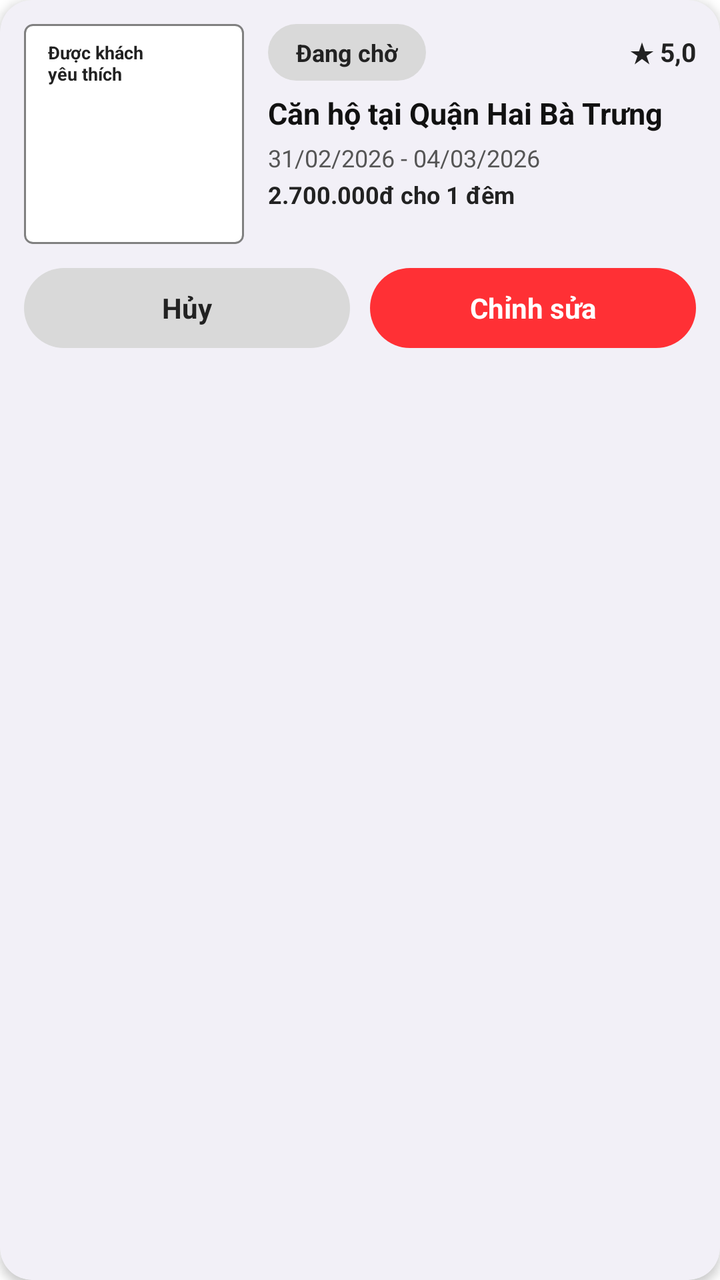
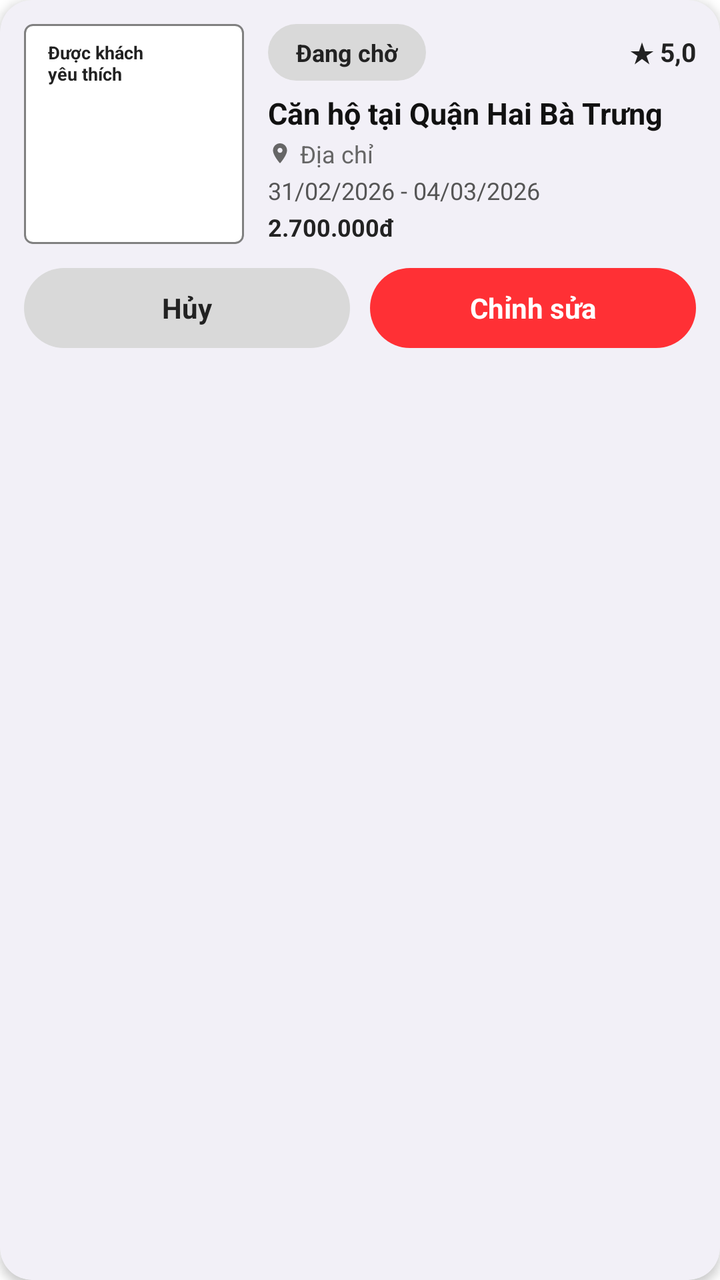

The first picture is an Android layout as it rendered before a commit; the second is the same layout after the commit. The layout source and the unified diff follow.
<!-- AndroidManifest.xml: application theme Theme.MobileProject -->
<!-- res/layout/item_request_card.xml -->
<?xml version="1.0" encoding="utf-8"?>
<com.google.android.material.card.MaterialCardView
    xmlns:android="http://schemas.android.com/apk/res/android"
    xmlns:app="http://schemas.android.com/apk/res-auto"
    xmlns:tools="http://schemas.android.com/tools"
    android:layout_width="match_parent"
    android:layout_height="wrap_content"
    android:layout_marginStart="16dp"
    android:layout_marginTop="8dp"
    android:layout_marginEnd="16dp"
    android:layout_marginBottom="8dp"
    app:cardBackgroundColor="#FFFFFF"
    app:cardCornerRadius="16dp"
    app:cardElevation="3dp"
    app:strokeWidth="0dp">

    <LinearLayout
        android:layout_width="match_parent"
        android:layout_height="wrap_content"
        android:orientation="vertical"
        android:padding="12dp">

        
        <LinearLayout
            android:layout_width="match_parent"
            android:layout_height="wrap_content"
            android:orientation="horizontal">

            
            <FrameLayout
                android:layout_width="110dp"
                android:layout_height="110dp">

                <com.google.android.material.imageview.ShapeableImageView
                    android:id="@+id/imgPostThumbnail"
                    android:layout_width="match_parent"
                    android:layout_height="match_parent"
                    android:scaleType="centerCrop"
                    android:src="@drawable/bg_blank_canvas"
                    app:shapeAppearanceOverlay="@style/ShapeAppearance.MaterialComponents.MediumComponent" />

                
                <TextView
                    android:id="@+id/txtBadgeFavorite"
                    android:layout_width="wrap_content"
                    android:layout_height="wrap_content"
                    android:layout_gravity="top|start"
                    android:layout_margin="6dp"
                    android:background="#D9FFFFFF"
                    android:paddingHorizontal="6dp"
                    android:paddingVertical="2dp"
                    android:text="Được khách\nyêu thích"
                    android:textColor="#222222"
                    android:textSize="9sp"
                    android:textStyle="bold"
                    android:visibility="visible" />

                
                <ImageView
                    android:id="@+id/btnHeart"
                    android:layout_width="24dp"
                    android:layout_height="24dp"
                    android:layout_gravity="top|end"
                    android:layout_margin="6dp"
                    android:src="@drawable/ic_heart_outline"
                    app:tint="#FFFFFF"
                    tools:ignore="ContentDescription" />

            </FrameLayout>

            
            <LinearLayout
                android:layout_width="0dp"
                android:layout_height="wrap_content"
                android:layout_weight="1"
                android:layout_marginStart="12dp"
                android:orientation="vertical">

                
                <RelativeLayout
                    android:layout_width="match_parent"
                    android:layout_height="wrap_content">

                    <TextView
                        android:id="@+id/txtStatusBadge"
                        android:layout_width="wrap_content"
                        android:layout_height="wrap_content"
                        android:layout_alignParentStart="true"
                        android:background="@drawable/bg_status_waiting"
                        android:text="Đang chờ"
                        android:textColor="#222222"
                        android:textSize="12sp"
                        android:textStyle="bold" />

                    <TextView
                        android:id="@+id/txtRating"
                        android:layout_width="wrap_content"
                        android:layout_height="wrap_content"
                        android:layout_alignParentEnd="true"
                        android:layout_centerVertical="true"
                        android:text="★ 5,0"
                        android:textColor="#222222"
                        android:textSize="13sp"
                        android:textStyle="bold" />

                </RelativeLayout>

                
                <TextView
                    android:id="@+id/txtPostTitle"
                    android:layout_width="match_parent"
                    android:layout_height="wrap_content"
                    android:layout_marginTop="6dp"
                    android:ellipsize="end"
                    android:maxLines="2"
                    android:text="Căn hộ tại Quận Hai Bà Trưng"
                    android:textColor="#111111"
                    android:textSize="15sp"
                    android:textStyle="bold" />

                
                <TextView
                    android:id="@+id/txtDates"
                    android:layout_width="match_parent"
                    android:layout_height="wrap_content"
                    android:layout_marginTop="4dp"
                    android:text="31/02/2026 - 04/03/2026"
                    android:textColor="#555555"
                    android:textSize="12sp" />

                
                <TextView
                    android:id="@+id/txtPriceOrPoints"
                    android:layout_width="match_parent"
                    android:layout_height="wrap_content"
                    android:layout_marginTop="2dp"
                    android:text="2.700.000đ cho 1 đêm"
                    android:textColor="#222222"
                    android:textSize="12sp"
                    android:textStyle="bold" />

            </LinearLayout>

        </LinearLayout>

        
        <LinearLayout
            android:id="@+id/layoutReceivedSubStats"
            android:layout_width="match_parent"
            android:layout_height="wrap_content"
            android:layout_marginTop="8dp"
            android:orientation="horizontal"
            android:visibility="gone">

            <TextView
                android:id="@+id/txtSubRequestsCount"
                android:layout_width="wrap_content"
                android:layout_height="wrap_content"
                android:text="0 yêu cầu"
                android:textColor="#1565C0"
                android:textSize="12sp"
                android:textStyle="bold" />

            <TextView
                android:id="@+id/txtRejectedCount"
                android:layout_width="wrap_content"
                android:layout_height="wrap_content"
                android:layout_marginStart="16dp"
                android:text="0 đã từ chối"
                android:textColor="#D32F2F"
                android:textSize="12sp"
                android:textStyle="bold" />

        </LinearLayout>

        
        <LinearLayout
            android:layout_width="match_parent"
            android:layout_height="wrap_content"
            android:layout_marginTop="12dp"
            android:orientation="horizontal">

            <TextView
                android:id="@+id/btnActionLeft"
                android:layout_width="0dp"
                android:layout_height="40dp"
                android:layout_weight="1"
                android:background="@drawable/bg_request_button_gray"
                android:clickable="true"
                android:focusable="true"
                android:gravity="center"
                android:text="Hủy"
                android:textColor="#222222"
                android:textSize="14sp"
                android:textStyle="bold" />

            <TextView
                android:id="@+id/btnActionRight"
                android:layout_width="0dp"
                android:layout_height="40dp"
                android:layout_weight="1"
                android:layout_marginStart="10dp"
                android:background="@drawable/bg_request_button_red"
                android:clickable="true"
                android:focusable="true"
                android:gravity="center"
                android:text="Chỉnh sửa"
                android:textColor="#FFFFFF"
                android:textSize="14sp"
                android:textStyle="bold" />

        </LinearLayout>

    </LinearLayout>

</com.google.android.material.card.MaterialCardView>
<!-- resources referenced by this layout -->
<resources>
  <!-- drawable bg_blank_canvas (drawable) -->
  <?xml version="1.0" encoding="utf-8"?>
  <shape xmlns:android="http://schemas.android.com/apk/res/android"
      android:shape="rectangle">
  
      
      <solid android:color="#FFFFFF" />
  
      
      <stroke
          android:width="1dp"
          android:color="#808080" />
  
      
      <corners android:radius="4dp" />
  
      
      <padding
          android:left="8dp"
          android:top="8dp"
          android:right="8dp"
          android:bottom="8dp" />
  
  </shape>
  <!-- drawable bg_request_button_gray (drawable) -->
  <?xml version="1.0" encoding="utf-8"?>
  <shape xmlns:android="http://schemas.android.com/apk/res/android"
      android:shape="rectangle">
  
      <solid android:color="#D9D9D9" />
  
      <corners android:radius="28dp" />
  
  </shape>
  <!-- drawable bg_request_button_red (drawable) -->
  <?xml version="1.0" encoding="utf-8"?>
  <shape xmlns:android="http://schemas.android.com/apk/res/android"
      android:shape="rectangle">
  
      <solid android:color="#FF3035" />
  
      <corners android:radius="28dp" />
  
  </shape>
  <!-- drawable bg_status_waiting (drawable) -->
  <?xml version="1.0" encoding="utf-8"?>
  <shape xmlns:android="http://schemas.android.com/apk/res/android"
      android:shape="rectangle">
  
      <solid android:color="#D9D9D9" />
  
      <corners android:radius="25dp" />
  
      <padding
          android:left="14dp"
          android:top="6dp"
          android:right="14dp"
          android:bottom="6dp" />
  
  </shape>
  <!-- drawable ic_heart_outline (drawable) -->
  <?xml version="1.0" encoding="utf-8"?>
  <vector xmlns:android="http://schemas.android.com/apk/res/android"
      android:width="28dp"
      android:height="28dp"
      android:viewportWidth="24"
      android:viewportHeight="24">
  
      <path
          android:fillColor="@android:color/transparent"
          android:strokeColor="#FFFFFF"
          android:strokeWidth="1.8"
          android:strokeLineJoin="round"
          android:pathData="M12,21 C12,21 4,15.5 4,9.5 C4,6.5 6.2,4.5 8.8,4.5 C10.3,4.5 11.5,5.2 12,6.3 C12.5,5.2 13.7,4.5 15.2,4.5 C17.8,4.5 20,6.5 20,9.5 C20,15.5 12,21 12,21 Z" />
  
  </vector>
  <style name="Theme.MobileProject" parent="Base.Theme.MobileProject" />
  <style name="Base.Theme.MobileProject" parent="Theme.Material3.Light.NoActionBar">
          <item name="android:windowLightStatusBar">true</item>
          <item name="android:windowBackground">#FFFFFF</item>
          <item name="colorSurface">#FFFFFF</item>
      </style>
</resources>

<!-- the commit's change to res/layout/item_request_card.xml (unified diff, before → after) -->
@@ -119,11 +119,40 @@
                     android:textStyle="bold" />
 
                 
+                <LinearLayout
+                    android:id="@+id/layoutLocation"
+                    android:layout_width="match_parent"
+                    android:layout_height="wrap_content"
+                    android:layout_marginTop="2dp"
+                    android:gravity="center_vertical"
+                    android:orientation="horizontal">
+
+                    <ImageView
+                        android:layout_width="12dp"
+                        android:layout_height="12dp"
+                        android:src="@drawable/ic_location_pin"
+                        app:tint="#666666"
+                        tools:ignore="ContentDescription" />
+
+                    <TextView
+                        android:id="@+id/txtLocation"
+                        android:layout_width="match_parent"
+                        android:layout_height="wrap_content"
+                        android:layout_marginStart="4dp"
+                        android:ellipsize="end"
+                        android:maxLines="1"
+                        android:text="Địa chỉ"
+                        android:textColor="#666666"
+                        android:textSize="12sp" />
+
+                </LinearLayout>
+
+                
                 <TextView
                     android:id="@+id/txtDates"
                     android:layout_width="match_parent"
                     android:layout_height="wrap_content"
-                    android:layout_marginTop="4dp"
+                    android:layout_marginTop="2dp"
                     android:text="31/02/2026 - 04/03/2026"
                     android:textColor="#555555"
                     android:textSize="12sp" />
@@ -134,7 +163,7 @@
                     android:layout_width="match_parent"
                     android:layout_height="wrap_content"
                     android:layout_marginTop="2dp"
-                    android:text="2.700.000đ cho 1 đêm"
+                    android:text="2.700.000đ"
                     android:textColor="#222222"
                     android:textSize="12sp"
                     android:textStyle="bold" />
<!-- resource entries referenced after the edit -->
@@ -76,6 +76,16 @@
           android:pathData="M12,21 C12,21 4,15.5 4,9.5 C4,6.5 6.2,4.5 8.8,4.5 C10.3,4.5 11.5,5.2 12,6.3 C12.5,5.2 13.7,4.5 15.2,4.5 C17.8,4.5 20,6.5 20,9.5 C20,15.5 12,21 12,21 Z" />
   
   </vector>
+  <!-- drawable ic_location_pin (drawable) -->
+  <vector xmlns:android="http://schemas.android.com/apk/res/android"
+      android:width="24dp"
+      android:height="24dp"
+      android:viewportWidth="24"
+      android:viewportHeight="24">
+      <path
+          android:fillColor="#000000"
+          android:pathData="M12,2C8.13,2 5,5.13 5,9c0,5.25 7,13 7,13s7,-7.75 7,-13c0,-3.87 -3.13,-7 -7,-7zM12,11.5c-1.38,0 -2.5,-1.12 -2.5,-2.5s1.12,-2.5 2.5,-2.5 2.5,1.12 2.5,2.5 -1.12,2.5 -2.5,2.5z"/>
+  </vector>
   <style name="Theme.MobileProject" parent="Base.Theme.MobileProject" />
   <style name="Base.Theme.MobileProject" parent="Theme.Material3.Light.NoActionBar">
           <item name="android:windowLightStatusBar">true</item>
